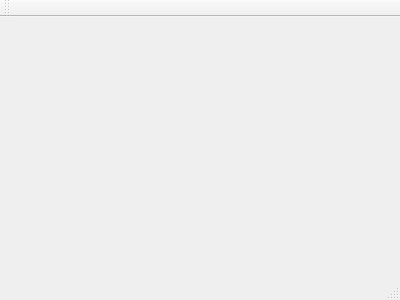
This is suiyi-post-gui/mainwindow.ui in Abreto/suiyi-post as Qt 5 draws it before an edit. The edited form follows.
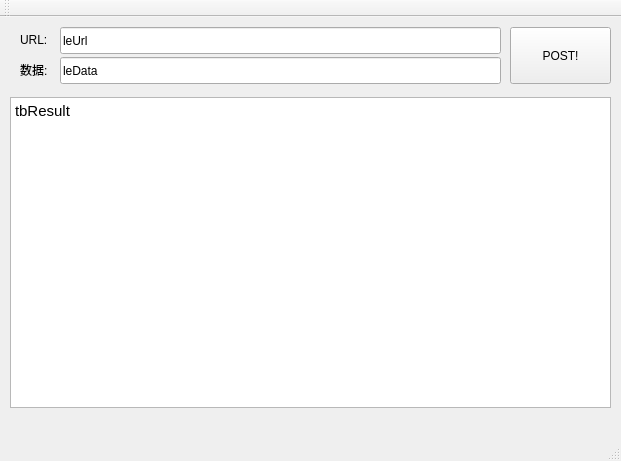
This is the edited form.

Commit message: 开始开发图形用户界面版

What changed in the file:
```diff
--- a/suiyi-post-gui/mainwindow.ui
+++ b/suiyi-post-gui/mainwindow.ui
@@ -1,24 +1,125 @@
 <ui version="4.0">
  <class>MainWindow</class>
- <widget class="QMainWindow" name="MainWindow" >
-  <property name="geometry" >
+ <widget class="QMainWindow" name="MainWindow">
+  <property name="geometry">
    <rect>
     <x>0</x>
     <y>0</y>
-    <width>400</width>
-    <height>300</height>
+    <width>621</width>
+    <height>461</height>
    </rect>
   </property>
   <property name="windowTitle" >
    <string>MainWindow</string>
   </property>
-  <widget class="QMenuBar" name="menuBar" />
-  <widget class="QToolBar" name="mainToolBar" />
-  <widget class="QWidget" name="centralWidget" />
-  <widget class="QStatusBar" name="statusBar" />
+  <widget class="QWidget" name="centralWidget">
+   <widget class="QLabel" name="label">
+    <property name="geometry">
+     <rect>
+      <x>20</x>
+      <y>13</y>
+      <width>31</width>
+      <height>20</height>
+     </rect>
+    </property>
+    <property name="text">
+     <string>URL:</string>
+    </property>
+   </widget>
+   <widget class="QLabel" name="label_2">
+    <property name="geometry">
+     <rect>
+      <x>20</x>
+      <y>44</y>
+      <width>41</width>
+      <height>17</height>
+     </rect>
+    </property>
+    <property name="text">
+     <string>数据:</string>
+    </property>
+   </widget>
+   <widget class="QLineEdit" name="leUrl">
+    <property name="geometry">
+     <rect>
+      <x>60</x>
+      <y>10</y>
+      <width>441</width>
+      <height>27</height>
+     </rect>
+    </property>
+    <property name="text">
+     <string>leUrl</string>
+    </property>
+   </widget>
+   <widget class="QLineEdit" name="leData">
+    <property name="geometry">
+     <rect>
+      <x>60</x>
+      <y>40</y>
+      <width>441</width>
+      <height>27</height>
+     </rect>
+    </property>
+    <property name="text">
+     <string>leData</string>
+    </property>
+   </widget>
+   <widget class="QPushButton" name="btnPost">
+    <property name="geometry">
+     <rect>
+      <x>510</x>
+      <y>10</y>
+      <width>101</width>
+      <height>57</height>
+     </rect>
+    </property>
+    <property name="text">
+     <string>POST!</string>
+    </property>
+   </widget>
+   <widget class="QTextBrowser" name="tbResult">
+    <property name="geometry">
+     <rect>
+      <x>10</x>
+      <y>80</y>
+      <width>601</width>
+      <height>311</height>
+     </rect>
+    </property>
+    <property name="documentTitle">
+     <string/>
+    </property>
+    <property name="html">
+     <string>&lt;!DOCTYPE HTML PUBLIC &quot;-//W3C//DTD HTML 4.0//EN&quot; &quot;http://www.w3.org/TR/REC-html40/strict.dtd&quot;&gt;
+&lt;html&gt;&lt;head&gt;&lt;meta name=&quot;qrichtext&quot; content=&quot;1&quot; /&gt;&lt;style type=&quot;text/css&quot;&gt;
+p, li { white-space: pre-wrap; }
+&lt;/style&gt;&lt;/head&gt;&lt;body style=&quot; font-family:'Ubuntu'; font-size:11pt; font-weight:400; font-style:normal;&quot;&gt;
+&lt;p style=&quot; margin-top:0px; margin-bottom:0px; margin-left:0px; margin-right:0px; -qt-block-indent:0; text-indent:0px;&quot;&gt;tbResult&lt;/p&gt;&lt;/body&gt;&lt;/html&gt;</string>
+    </property>
+   </widget>
+  </widget>
+  <widget class="QMenuBar" name="menuBar">
+   <property name="geometry">
+    <rect>
+     <x>0</x>
+     <y>0</y>
+     <width>621</width>
+     <height>25</height>
+    </rect>
+   </property>
+  </widget>
+  <widget class="QToolBar" name="mainToolBar">
+   <attribute name="toolBarArea">
+    <enum>TopToolBarArea</enum>
+   </attribute>
+   <attribute name="toolBarBreak">
+    <bool>false</bool>
+   </attribute>
+  </widget>
+  <widget class="QStatusBar" name="statusBar"/>
  </widget>
- <layoutDefault spacing="6" margin="11" />
- <pixmapfunction></pixmapfunction>
+ <layoutdefault spacing="6" margin="11"/>
  <resources/>
  <connections/>
 </ui>
```
Left out of the diff: 5 changed lines with no effect on the pictures.
